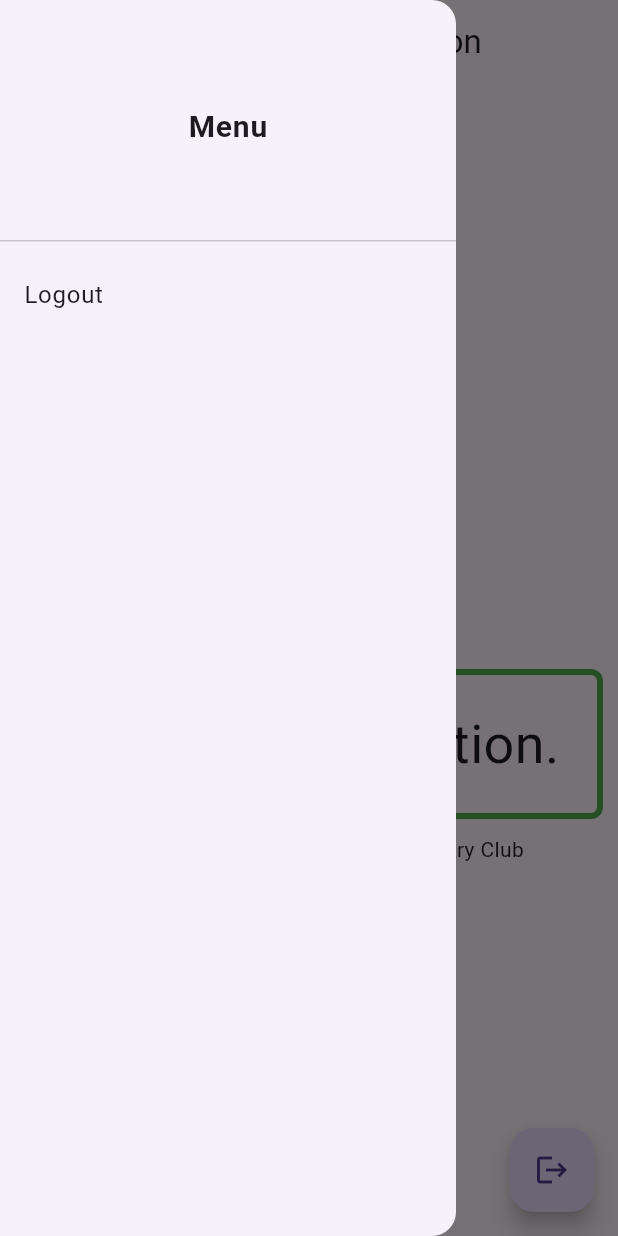
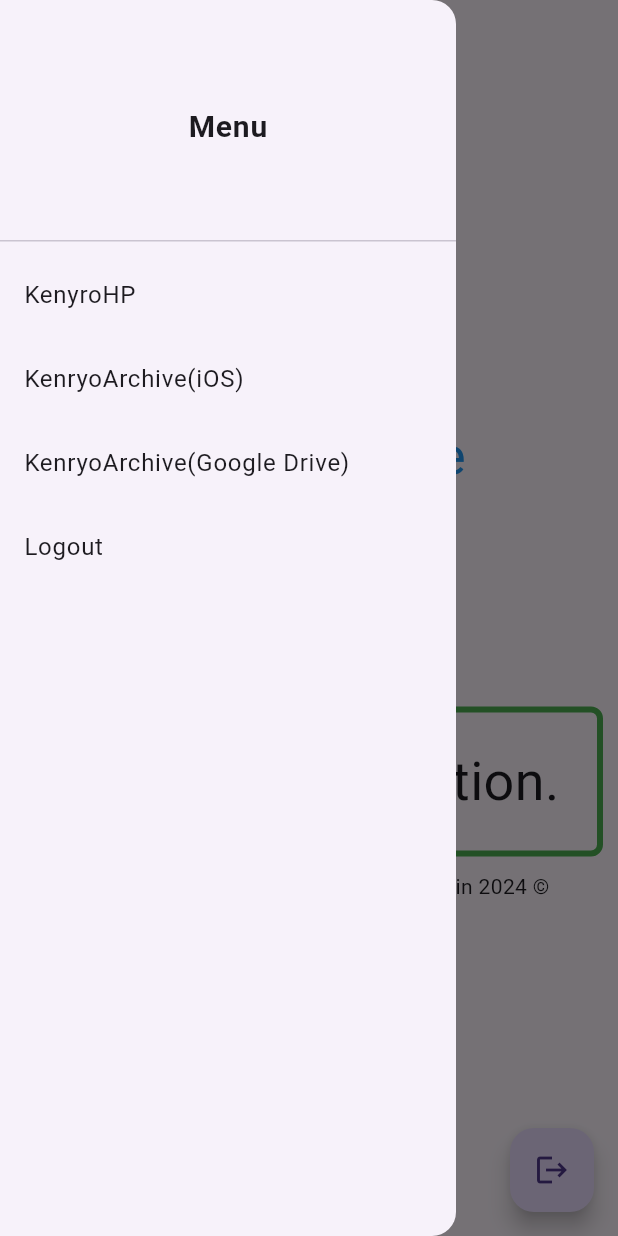
Before and after one commit to yuki-4201/Door_App_Public, a Flutter app: the HomePage screen opened directly, with the side drawer open, on a phone screen of 412 x 824 dp. Run offline on Flutter 3.47's test engine with Material 3 defaults, Android fonts, the phone set to English and light mode, and no system bars; our stand-ins replace flutter_dotenv, flutter_secure_storage, supabase_flutter; accounts and stored records are empty.

```diff
--- a/lib/pages/home_page.dart
+++ b/lib/pages/home_page.dart
@@ -11,6 +11,7 @@ import 'package:login/utils/constants.dart';
 import 'package:supabase_flutter/supabase_flutter.dart';
 // ignore: unused_import
 import 'package:login/pages/authentication_page.dart';
+import 'package:url_launcher/url_launcher.dart';
 
 /// 他のユーザーとチャットができるページ
 ///
@@ -28,6 +29,7 @@ class HomePage extends StatefulWidget {
 }
 
 class HomePageState extends State<HomePage> {
+  final myUserId = supabase.auth.currentUser!.email;
   // ignore: non_constant_identifier_names
   String Door = "Select the operation.";
   int _counter = 0;
@@ -37,13 +39,13 @@ class HomePageState extends State<HomePage> {
       _counter++;
     });
   }
-  @override
+@override
   Widget build(BuildContext context) {
     return Scaffold(
       appBar: AppBar(
         title: const Row(children: [
             Icon(Icons.sensor_door),
-            Text("Kenryo Lab Application")
+            Text("KERYO STEAM LAB.")
         ]),
       ),
       drawer: Drawer(
@@ -61,6 +63,27 @@ class HomePageState extends State<HomePage> {
           ),
         ),
         ListTile(
+          title: const Text('KenyroHP'),
+          onTap: (){
+            final url = Uri.parse('https://kenryo.ed.jp');
+            launchUrl(url);
+          },
+        ),
+        ListTile(
+          title: const Text('KenryoArchive(iOS)'),
+          onTap: (){
+            final url = Uri.parse('https://apps.apple.com/jp/app/%E7%B8%A3%E9%99%B5%E6%8E%A2%E7%A9%B6%E3%82%A2%E3%83%BC%E3%82%AB%E3%82%A4%E3%83%96/id6738385612');
+            launchUrl(url);
+          },
+        ),
+        ListTile(
+          title: const Text('KenryoArchive(Google Drive)'),
+          onTap: (){
+            final url = Uri.parse('https://drive.google.com/drive/folders/0AG2mAiSF-9WuUk9PVA');
+            launchUrl(url);
+          },
+        ),
+        ListTile(
           title: Text('Logout'),
           onTap: () => {Navigator.of(context)
           .pushAndRemoveUntil(LoginPage.route(), (route) => false)
@@ -72,11 +95,15 @@ class HomePageState extends State<HomePage> {
       body: Column(
         mainAxisAlignment : MainAxisAlignment.center,
         children: <Widget>[
+        Text("Student page",
+          style: const TextStyle(
+            fontSize: 35,
+            color: Colors.blue
+          ),
+        ),
         TextButton.icon(
           onPressed: ()async{
-            await supabase
-              .from('action')
-              .insert({'text': 'Lock','number':424242});
+            await supabase;
             final channelB = supabase.channel('admin');
             channelB.subscribe((status, error) {
             if (status != RealtimeSubscribeStatus.subscribed) {
@@ -85,7 +112,7 @@ class HomePageState extends State<HomePage> {
             // Send a message once the client is subscribed
             channelB.sendBroadcastMessage(
               event: 'RequestForLocking',
-              payload: {'payload': 424242, 'user':'student'},
+              payload: {'payload': 424242, 'user':myUserId, 'group':'student'},
             );
             });
             Door = 'Door is Locked.';
@@ -102,12 +129,11 @@ class HomePageState extends State<HomePage> {
           ),
         ),
         TextButton.icon(
-          onPressed: ()async{Navigator.of(context)
-            .pushAndRemoveUntil(AuthenticationPage.route(), (route) => false);
-            Door = 'Door is Unlocked.';
-            await supabase
-              .from('action')
-              .insert({'text': 'Unlock Request','number':565656});
+          onPressed: () {
+          Navigator.of(context).pushAndRemoveUntil(
+            AuthenticationPage.route(data: myUserId.toString()), // データを渡す
+            (route) => false,
+            );
           },
           icon: const Icon(
             Icons.lock_open,
@@ -136,7 +162,7 @@ class HomePageState extends State<HomePage> {
         Container(
           alignment: Alignment.bottomCenter,
           width: double.infinity,
-          child: const Text("made by Kenryo Physics and Chemistry Club")
+          child: const Text("Made By Hinata Misawa, Kotaro Otsuka in 2024 ©")
         ),
       ],),
       floatingActionButton:
```
